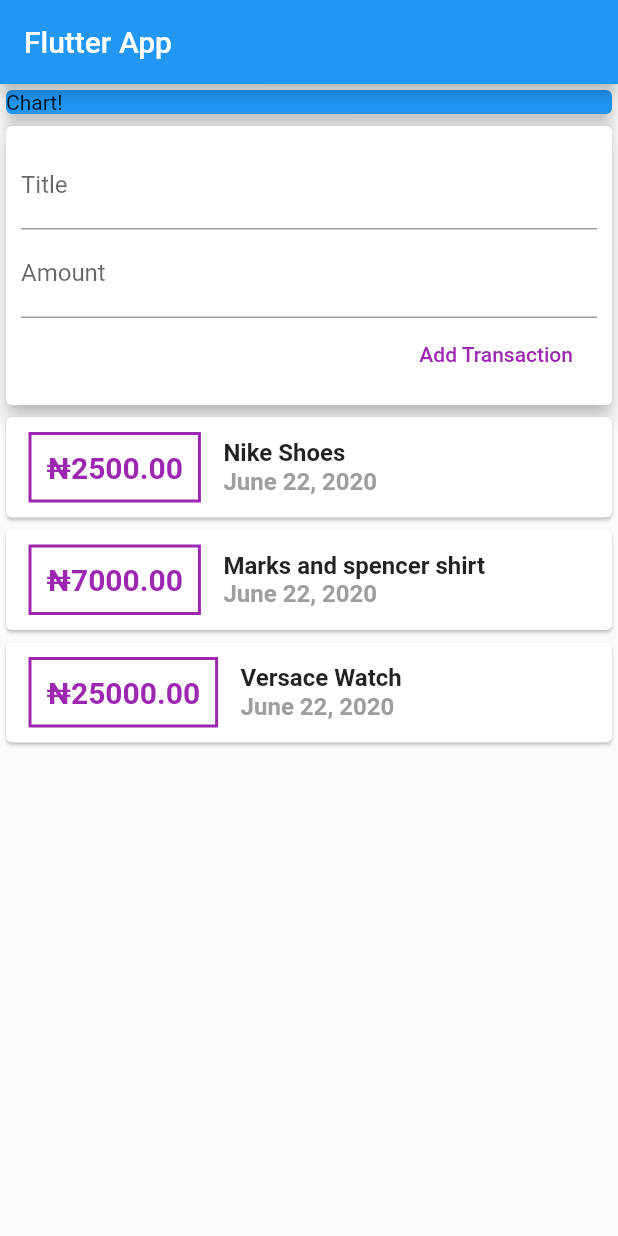
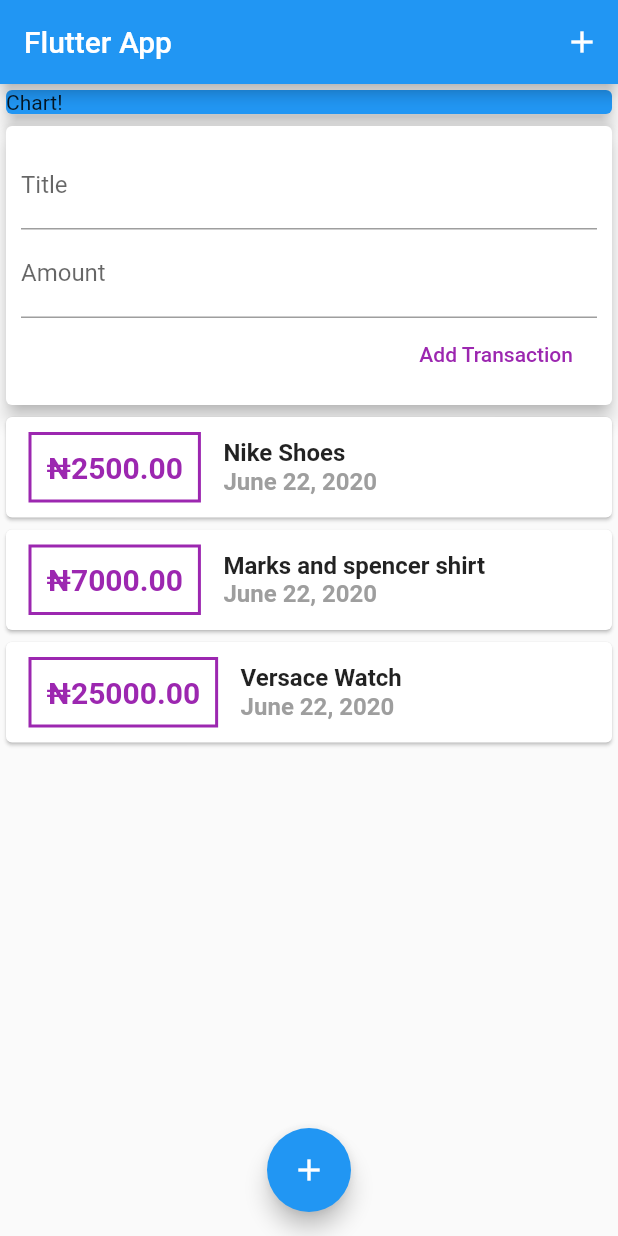
Before and after one commit to eldeeno/personal_expense_app, a Flutter app: the screen it shows after launch, on a phone screen of 412 x 824 dp. Run offline on Flutter 3.47's test engine with Material 2 defaults, Android fonts, the phone set to English and light mode, and no system bars.

Commit message:
Added: appbar buttons and floating action button

```diff
--- a/lib/main.dart
+++ b/lib/main.dart
@@ -21,9 +21,17 @@ class MyHomePage extends StatelessWidget {
     return Scaffold(
         appBar: AppBar(
           title: Text('Flutter App'),
+          actions: <Widget>[
+            IconButton(icon: Icon(Icons.add), onPressed: () {}),
+          ],
+        ),
+        floatingActionButtonLocation: FloatingActionButtonLocation.centerFloat,
+        floatingActionButton: FloatingActionButton(
+          onPressed: null,
+          child: Icon(Icons.add),
         ),
         body: SingleChildScrollView(
-                  child: Column(
+          child: Column(
             crossAxisAlignment: CrossAxisAlignment.stretch,
             children: <Widget>[
               Container(
```
